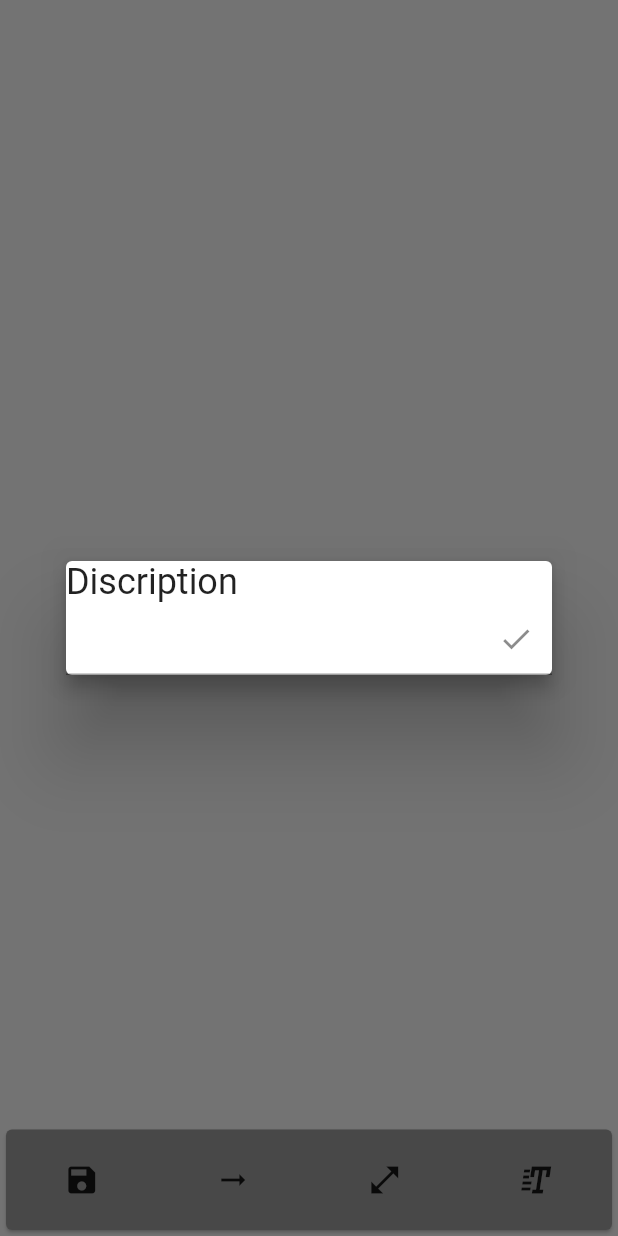
After one commit to lavruh/NotesOnImage, a Flutter app: the screen it shows after launch, item 2 of the bottom bar chosen, on a phone screen of 412 x 824 dp. The commit adds this screen. Run offline on Flutter 3.47's test engine with Material 2 defaults, Android fonts, the phone set to English and light mode, and no system bars; our stand-ins replace get.

Commit message:
text dialog

```diff
--- a/lib/domain/states/designation_on_image_state.dart
+++ b/lib/domain/states/designation_on_image_state.dart
@@ -11,12 +11,18 @@ class DesignationOnImageState extends GetxController {
   final objects = <Designation>[].obs();
   Offset? p1;
   Offset? p2;
+  String text = '';
   DesignationMode? mode;
   ui.Image? image;
 
   loadImage(File f) async {
     final data = await f.readAsBytes();
     image = await decodeImageFromList(data);
+    update();
+  }
+
+  setText(String val) {
+    text = val;
   }
 
   tapHandler(Offset pos) {
@@ -37,7 +43,7 @@ class DesignationOnImageState extends GetxController {
     }
     if (p1 != null && p2 != null) {
       objects.add(Dimension(
-        text: "text",
+        text: text,
         start: p1!,
         end: p2!,
       ));
@@ -55,7 +61,7 @@ class DesignationOnImageState extends GetxController {
     }
     if (p1 != null && p2 != null) {
       objects.add(Note(
-        text: "text",
+        text: text,
         pointer: p1!,
         note: p2!,
       ));
--- a/lib/ui/screens/draw_on_image_screen.dart
+++ b/lib/ui/screens/draw_on_image_screen.dart
@@ -16,7 +16,7 @@ class NotesOnImageScreen extends StatelessWidget {
 
   @override
   Widget build(BuildContext context) {
-    // _state.loadImage(File("/home/lavruh/Screenshot_20200409_212221.jpg"));
+    _state.loadImage(File("/home/lavruh/Screenshot_20200409_212221.jpg"));
     return Scaffold(
       body: GetBuilder<DesignationOnImageState>(builder: (_) {
         return GestureDetector(
--- /dev/null
+++ b/lib/ui/widgets/text_style_dialog.dart
@@ -0,0 +1,46 @@
+import 'package:flutter/material.dart';
+import 'package:get/get.dart';
+import 'package:notes_on_image/domain/states/designation_on_image_state.dart';
+
+class TextStyleDialog extends StatefulWidget {
+  TextStyleDialog({Key? key}) : super(key: key);
+
+  @override
+  State<TextStyleDialog> createState() => _TextStyleDialogState();
+}
+
+class _TextStyleDialogState extends State<TextStyleDialog> {
+  TextEditingController txtController = TextEditingController();
+
+  final _state = Get.find<DesignationOnImageState>();
+
+  @override
+  Widget build(BuildContext context) {
+    return Dialog(
+      shape: const RoundedRectangleBorder(),
+      backgroundColor: Colors.transparent,
+      child: Card(
+        elevation: 5,
+        child: Wrap(
+          children: [
+            Text(
+              "Discription",
+              style: Theme.of(context).textTheme.headline5,
+            ),
+            TextField(
+              controller: txtController,
+              decoration: InputDecoration(
+                  suffixIcon: IconButton(
+                      onPressed: () {
+                        _state.setText(txtController.text);
+                        Navigator.of(context, rootNavigator: true).pop();
+                      },
+                      icon: const Icon(Icons.check))),
+            ),
+          ],
+        ),
+      ),
+    );
+    ;
+  }
+}
```
Also changed, not shown: lib/ui/widgets/designation_panel_widget.dart (+11 -1 lines).
